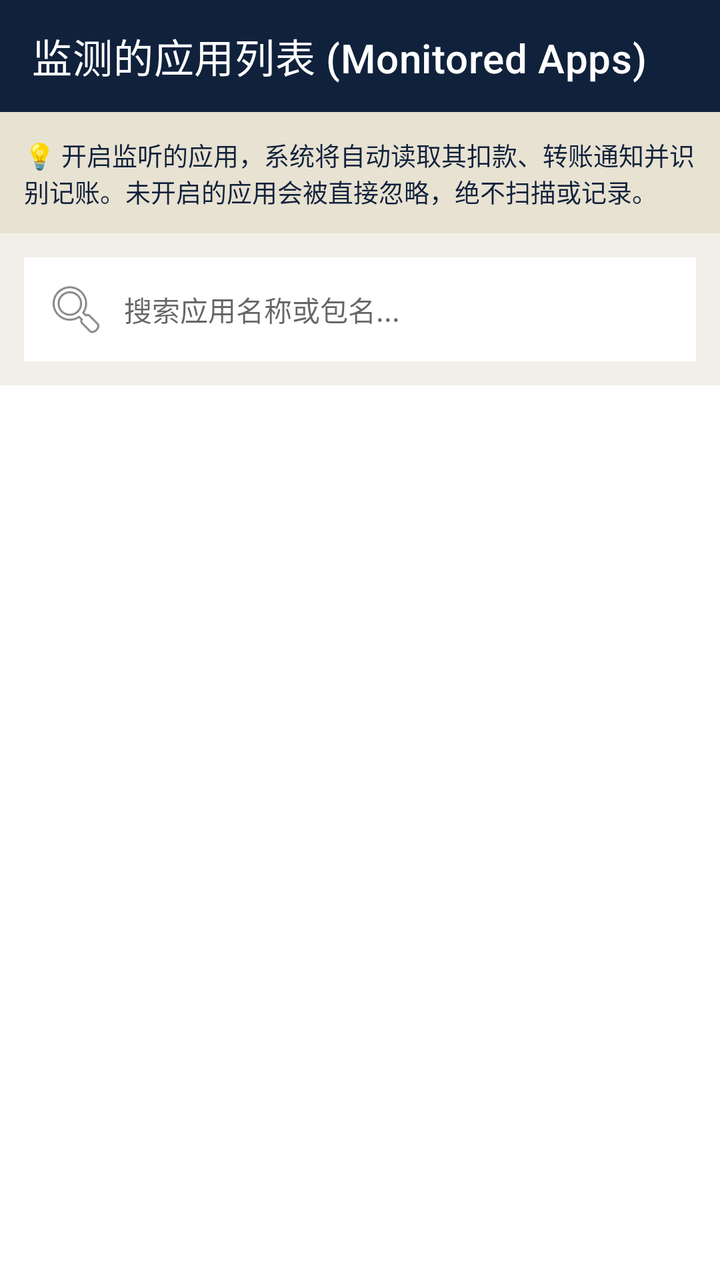
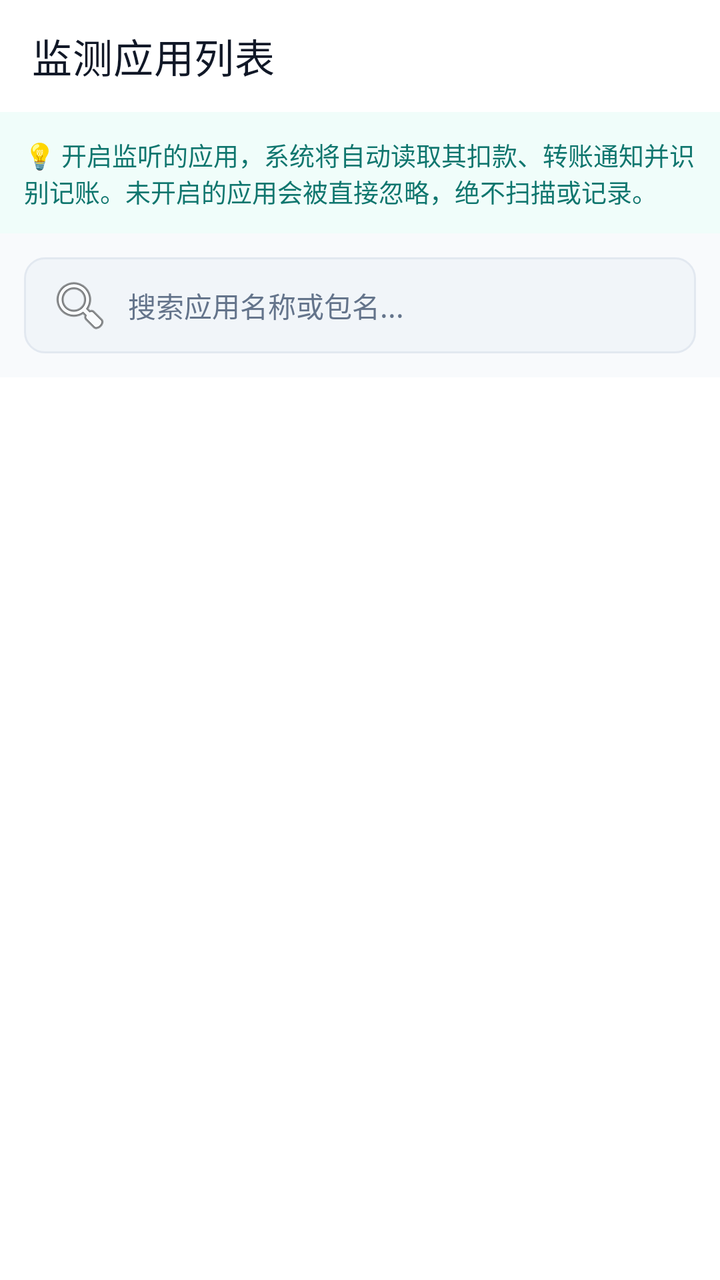

Screens rendered from an Android XML layout before and after an edit, with the pre-edit source and the edit as a unified diff.
<!-- AndroidManifest.xml: application theme Theme.MyLedgerCompanion -->
<!-- res/layout/activity_app_selection.xml -->
<?xml version="1.0" encoding="utf-8"?>
<LinearLayout xmlns:android="http://schemas.android.com/apk/res/android"
    xmlns:app="http://schemas.android.com/apk/res-auto"
    android:layout_width="match_parent"
    android:layout_height="match_parent"
    android:orientation="vertical"
    android:background="@color/background">

    
    <androidx.appcompat.widget.Toolbar
        android:id="@+id/toolbar"
        android:layout_width="match_parent"
        android:layout_height="?attr/actionBarSize"
        android:background="@color/navy_primary"
        app:titleTextColor="@color/white"
        app:title="监测的应用列表 (Monitored Apps)" />

    
    <TextView
        android:layout_width="match_parent"
        android:layout_height="wrap_content"
        android:background="#E8E2D2"
        android:padding="12dp"
        android:textColor="@color/navy_primary"
        android:textSize="12.5sp"
        android:text="💡 开启监听的应用，系统将自动读取其扣款、转账通知并识别记账。未开启的应用会被直接忽略，绝不扫描或记录。" />

    
    <EditText
        android:id="@+id/searchEditText"
        android:layout_width="match_parent"
        android:layout_height="wrap_content"
        android:layout_margin="12dp"
        android:background="@color/white"
        android:padding="10dp"
        android:hint="搜索应用名称或包名..."
        android:textSize="14sp"
        android:drawableStart="@android:drawable/ic_menu_search"
        android:drawablePadding="8dp" />

    
    <FrameLayout
        android:layout_width="match_parent"
        android:layout_height="0dp"
        android:layout_weight="1"
        android:background="@color/white">

        <androidx.recyclerview.widget.RecyclerView
            android:id="@+id/appsRecyclerView"
            android:layout_width="match_parent"
            android:layout_height="match_parent"
            android:visibility="gone" />

        <ProgressBar
            android:id="@+id/loadingProgressBar"
            android:layout_width="wrap_content"
            android:layout_height="wrap_content"
            android:layout_gravity="center"
            android:visibility="visible" />
    </FrameLayout>

</LinearLayout>
<!-- resources referenced by this layout -->
<resources>
  <color name="background">#F2EFE8</color>
  <color name="navy_primary">#10213B</color>
  <color name="white">#FFFFFF</color>
  <style name="Theme.MyLedgerCompanion" parent="Theme.MaterialComponents.DayNight.NoActionBar">
          <item name="colorPrimary">@color/navy_primary</item>
          <item name="colorPrimaryVariant">@color/navy_secondary</item>
          <item name="colorOnPrimary">@color/white</item>
          <item name="colorSecondary">@color/gold_accent</item>
          <item name="android:statusBarColor">@color/navy_primary</item>
          <item name="android:navigationBarColor">@color/navy_primary</item>
          <item name="android:windowBackground">@color/background</item>
      </style>
  <color name="navy_secondary">#17324F</color>
  <color name="gold_accent">#B6902F</color>
</resources>

<!-- the commit's change to res/layout/activity_app_selection.xml (unified diff, before → after) -->
@@ -11,17 +11,17 @@
         android:id="@+id/toolbar"
         android:layout_width="match_parent"
         android:layout_height="?attr/actionBarSize"
-        android:background="@color/navy_primary"
-        app:titleTextColor="@color/white"
-        app:title="监测的应用列表 (Monitored Apps)" />
+        android:background="@color/surface"
+        app:titleTextColor="@color/text_primary"
+        app:title="监测应用列表" />
 
     
     <TextView
         android:layout_width="match_parent"
         android:layout_height="wrap_content"
-        android:background="#E8E2D2"
+        android:background="@color/primary_subtle"
         android:padding="12dp"
-        android:textColor="@color/navy_primary"
+        android:textColor="@color/primary"
         android:textSize="12.5sp"
         android:text="💡 开启监听的应用，系统将自动读取其扣款、转账通知并识别记账。未开启的应用会被直接忽略，绝不扫描或记录。" />
 
@@ -29,11 +29,14 @@
     <EditText
         android:id="@+id/searchEditText"
         android:layout_width="match_parent"
-        android:layout_height="wrap_content"
+        android:layout_height="48dp"
         android:layout_margin="12dp"
-        android:background="@color/white"
-        android:padding="10dp"
+        android:background="@drawable/bg_input_rounded"
+        android:paddingStart="12dp"
+        android:paddingEnd="12dp"
         android:hint="搜索应用名称或包名..."
+        android:textColor="@color/text_primary"
+        android:textColorHint="@color/text_muted"
         android:textSize="14sp"
         android:drawableStart="@android:drawable/ic_menu_search"
         android:drawablePadding="8dp" />
@@ -43,7 +46,7 @@
         android:layout_width="match_parent"
         android:layout_height="0dp"
         android:layout_weight="1"
-        android:background="@color/white">
+        android:background="@color/surface">
 
         <androidx.recyclerview.widget.RecyclerView
             android:id="@+id/appsRecyclerView"
<!-- resource entries referenced after the edit -->
@@ -1,7 +1,22 @@
 <!-- resources referenced by this layout -->
 <resources>
-  <color name="background">#F2EFE8</color>
-  <color name="navy_primary">#10213B</color>
+  <color name="background">#F8FAFC</color>
+  <color name="primary">#0F766E</color>
+  <color name="primary_subtle">#F0FDFA</color>
+  <color name="surface">#FFFFFF</color>
+  <color name="text_muted">#64748B</color>
+  <color name="text_primary">#111827</color>
+  <!-- drawable bg_input_rounded (drawable) -->
+  <?xml version="1.0" encoding="utf-8"?>
+  <shape xmlns:android="http://schemas.android.com/apk/res/android"
+      android:shape="rectangle">
+      <solid android:color="@color/surface_subtle" />
+      <stroke
+          android:width="1dp"
+          android:color="@color/border_color" />
+      <corners android:radius="10dp" />
+  </shape>
+  <color name="navy_primary">#0F766E</color>
   <color name="white">#FFFFFF</color>
   <style name="Theme.MyLedgerCompanion" parent="Theme.MaterialComponents.DayNight.NoActionBar">
           <item name="colorPrimary">@color/navy_primary</item>
@@ -12,7 +27,9 @@
           <item name="android:navigationBarColor">@color/navy_primary</item>
           <item name="android:windowBackground">@color/background</item>
       </style>
-  <color name="navy_secondary">#17324F</color>
-  <color name="gold_accent">#B6902F</color>
+  <color name="surface_subtle">#F1F5F9</color>
+  <color name="border_color">#E2E8F0</color>
+  <color name="navy_secondary">#115E59</color>
+  <color name="gold_accent">#B45309</color>
 </resources>
 
